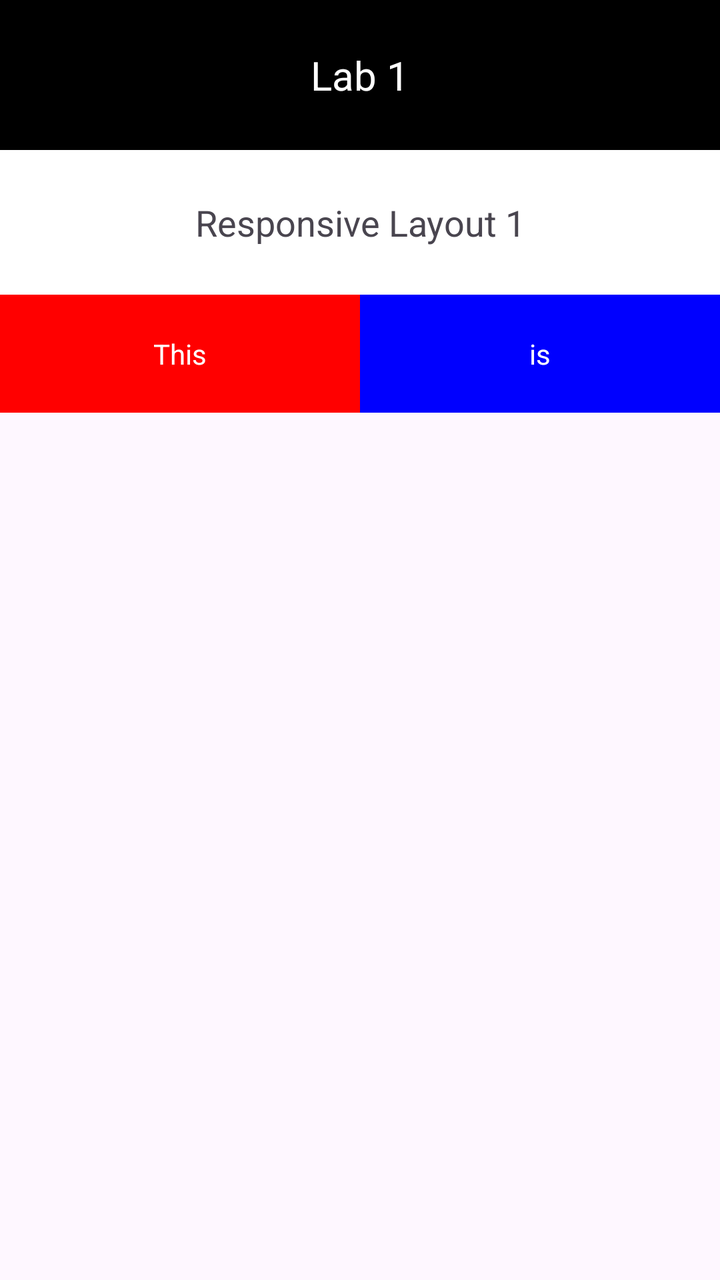
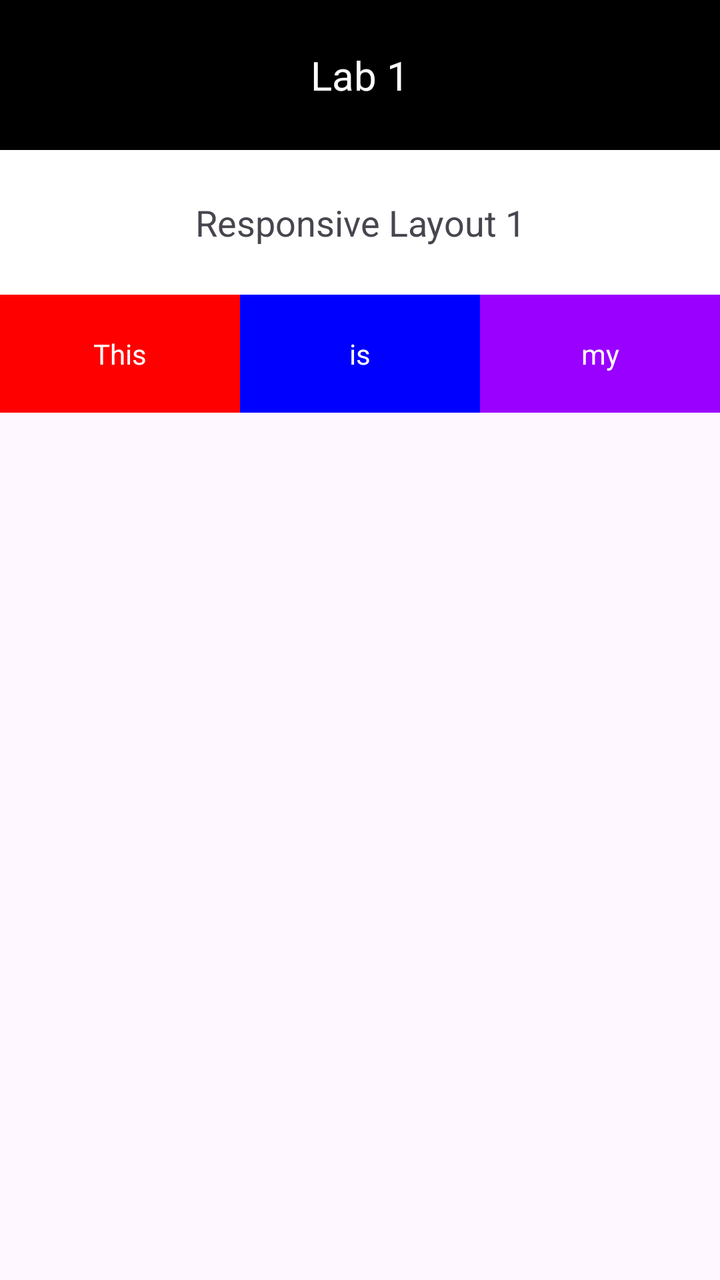

Two renders of the same Android screen: before a commit and after it. Below are the layout's source before the change and the commit's diff.
<!-- AndroidManifest.xml: application theme Theme.Part1_LinearLayout -->
<!-- res/layout/activity_main.xml -->
<?xml version="1.0" encoding="utf-8"?>
<LinearLayout xmlns:android="http://schemas.android.com/apk/res/android"
    xmlns:tools="http://schemas.android.com/tools"

    android:layout_width="match_parent"
    android:layout_height="match_parent"
    android:orientation="vertical"
    tools:context=".MainActivity">
    

    <TextView
        android:layout_width="match_parent"
        android:layout_height="wrap_content"
        android:background="#000000"
        android:gravity="center"
        android:text="Lab 1"
        android:textColor="#ffffff"
        android:textSize="20sp"
        android:padding="24dp"/>

    <TextView
        android:layout_width="match_parent"
        android:layout_height="wrap_content"
        android:background="#ffffff"
        android:gravity="center"
        android:text="Responsive Layout 1"
        android:textSize="18sp"
        android:padding="24dp"/>

    <LinearLayout
        android:layout_width="match_parent"
        android:layout_height="wrap_content"
        android:orientation="horizontal">

    <TextView
        android:layout_width="0dp"
        android:layout_height="match_parent"
        android:layout_weight="1"
        android:background="#ff0000"
        android:gravity="center"
        android:text="This"
        android:textColor="#ffffff"
        android:padding="20dp"/>

    <TextView
        android:layout_width="0dp"
        android:layout_height="match_parent"
        android:layout_weight="1"
        android:background="#0000ff"
        android:gravity="center"
        android:text="is"
        android:textColor="#ffffff"/>





    </LinearLayout>

</LinearLayout>
<!-- resources referenced by this layout -->
<resources>
  <style name="Theme.Part1_LinearLayout" parent="Base.Theme.Part1_LinearLayout" />
  <style name="Base.Theme.Part1_LinearLayout" parent="Theme.Material3.DayNight.NoActionBar">
          
          
      </style>
</resources>

<!-- the commit's change to res/layout/activity_main.xml (unified diff, before → after) -->
@@ -51,6 +51,15 @@
         android:text="is"
         android:textColor="#ffffff"/>
 
+    <TextView
+        android:layout_width="0dp"
+        android:layout_height="match_parent"
+        android:layout_weight="1"
+        android:background="#9900ff"
+        android:gravity="center"
+        android:text="my"
+        android:textColor="#ffffff"/>
+
 
 
 
